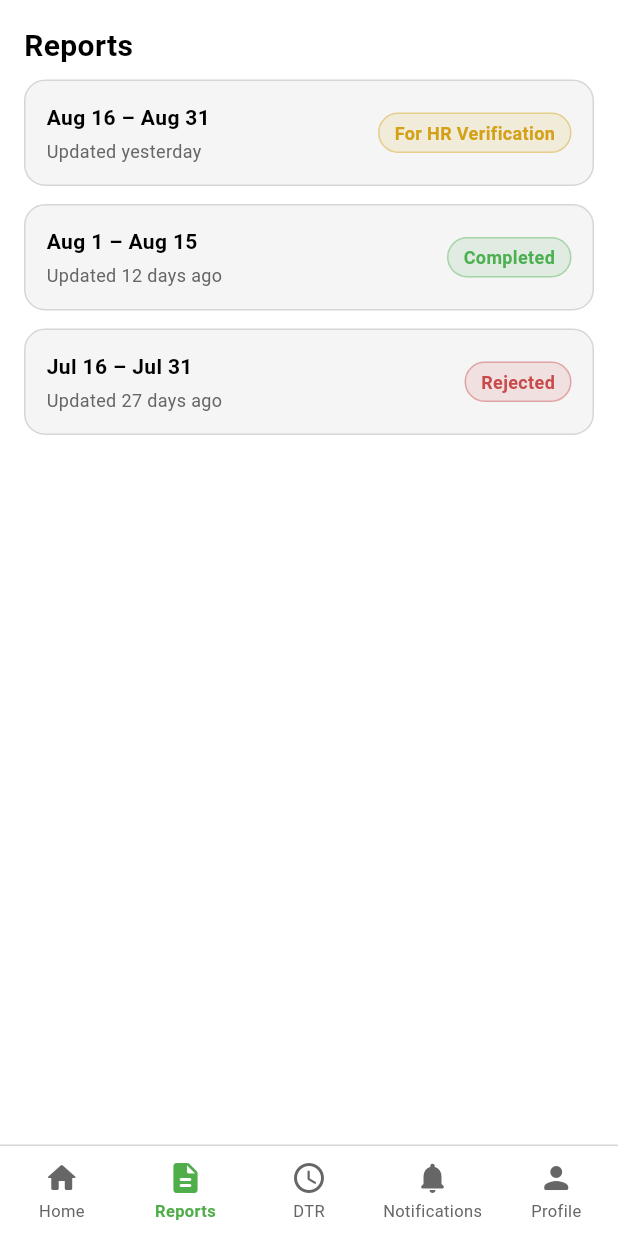
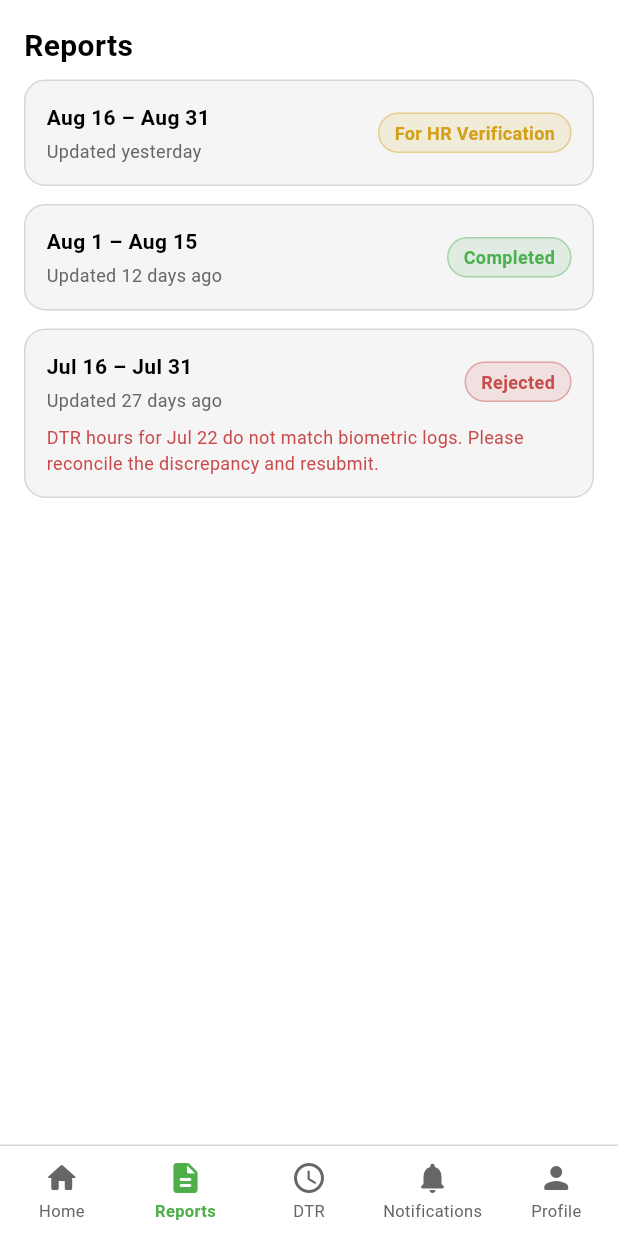
Before and after one commit to JohnIvn/aris-mobile, a Flutter app: the RootShell screen opened directly, after a tap on "View all reports", on a phone screen of 412 x 824 dp. Run offline on Flutter 3.47's test engine with Material 3 defaults, Android fonts, the phone set to English and light mode, and no system bars; accounts and stored records are empty; project files that could hold a hidden picture were left out.

Commit message:
changes/added: - Added reports details page

```diff
--- a/lib/models/report_item.dart
+++ b/lib/models/report_item.dart
@@ -1,15 +1,43 @@
 import 'status.dart';
 
+/// A single AR/DTR submission for one payroll period — the list
+/// screen shows the summary fields, the detail screen shows all of it.
 class ReportItem {
   final String id;
   final String periodLabel;
   final PipelineStage stage;
   final DateTime updatedAt;
 
+  /// Reason given when [stage] is [PipelineStage.rejected]. Rejections
+  /// always carry remarks — null in every other stage.
+  final String? rejectionRemarks;
+
+  final String professorName;
+  final String professorId;
+  final String department;
+  final String position;
+  final DateTime shiftDate;
+  final String reportNarrative;
+
+  /// Total Tally of DTR time for the period, in hours.
+  final double dtrTotalHours;
+
+  /// Total Tally of the ARs (accomplishments/tasks logged) for the period.
+  final int arTaskTally;
+
   const ReportItem({
     required this.id,
     required this.periodLabel,
     required this.stage,
     required this.updatedAt,
+    this.rejectionRemarks,
+    required this.professorName,
+    required this.professorId,
+    required this.department,
+    required this.position,
+    required this.shiftDate,
+    required this.reportNarrative,
+    required this.dtrTotalHours,
+    required this.arTaskTally,
   });
 }
--- a/lib/screens/reports_screen.dart
+++ b/lib/screens/reports_screen.dart
@@ -1,10 +1,11 @@
-import 'package:aris_mobile/models/status.dart';
 import 'package:flutter/material.dart';
 
+import '../models/status.dart';
 import '../services/mock_data_service.dart';
 import '../theme/theme_scope.dart';
 import '../widgets/section_card.dart';
 import '../widgets/status_badge.dart';
+import 'report_detail_screen.dart';
 
 class ReportsScreen extends StatelessWidget {
   final String? focusedReportId;
@@ -43,7 +44,14 @@ class ReportsScreen extends StatelessWidget {
               itemBuilder: (context, i) {
                 final report = reports[i];
                 final isFocused = report.id == focusedReportId;
-                return SectionCard(
+                return InkWell(
+                  borderRadius: BorderRadius.circular(14),
+                  onTap: () => Navigator.of(context).push(
+                    MaterialPageRoute(
+                      builder: (_) => ReportDetailScreen(report: report),
+                    ),
+                  ),
+                  child: SectionCard(
                     padding: const EdgeInsets.all(14),
                     child: Container(
                       decoration: isFocused
@@ -58,7 +66,10 @@ class ReportsScreen extends StatelessWidget {
                       padding: isFocused
                           ? const EdgeInsets.all(8)
                           : EdgeInsets.zero,
-                    child: Row(
+                      child: Column(
+                        crossAxisAlignment: CrossAxisAlignment.start,
+                        children: [
+                          Row(
                             mainAxisAlignment: MainAxisAlignment.spaceBetween,
                             children: [
                               Column(
@@ -87,6 +98,22 @@ class ReportsScreen extends StatelessWidget {
                               ),
                             ],
                           ),
+                          if (report.stage == PipelineStage.rejected &&
+                              report.rejectionRemarks != null) ...[
+                            const SizedBox(height: 8),
+                            Text(
+                              report.rejectionRemarks!,
+                              maxLines: 2,
+                              overflow: TextOverflow.ellipsis,
+                              style: TextStyle(
+                                color: colors.error,
+                                fontSize: 12,
+                              ),
+                            ),
+                          ],
+                        ],
+                      ),
+                    ),
                   ),
                 );
               },
--- a/lib/services/mock_data_service.dart
+++ b/lib/services/mock_data_service.dart
@@ -18,20 +18,61 @@ class MockDataService {
         periodLabel: 'Aug 16 – Aug 31',
         stage: PipelineStage.hr,
         updatedAt: DateTime(2026, 8, 27),
+        professorName: 'Matthew D. Santos',
+        professorId: 'PROF-00214',
+        department: 'College of Computer Studies',
+        position: 'Part-time Instructor',
+        shiftDate: DateTime(2026, 8, 27),
+        reportNarrative:
+            'Conducted lecture and lab sessions for IT elective courses, '
+            'consulted with 3 thesis groups, and finalized midterm exam '
+            'materials for submission to the department.',
+        dtrTotalHours: 62.5,
+        arTaskTally: 9,
       ),
       ReportItem(
         id: 'ar-2026-08a',
         periodLabel: 'Aug 1 – Aug 15',
         stage: PipelineStage.completed,
         updatedAt: DateTime(2026, 8, 16),
+        professorName: 'Matthew D. Santos',
+        professorId: 'PROF-00214',
+        department: 'College of Computer Studies',
+        position: 'Part-time Instructor',
+        shiftDate: DateTime(2026, 8, 15),
+        reportNarrative:
+            'Delivered scheduled lectures, proctored the first long exam, '
+            'and submitted grade sheets for the previous grading period.',
+        dtrTotalHours: 64.0,
+        arTaskTally: 11,
       ),
       ReportItem(
         id: 'ar-2026-07b',
         periodLabel: 'Jul 16 – Jul 31',
         stage: PipelineStage.rejected,
         updatedAt: DateTime(2026, 8, 1),
+        rejectionRemarks:
+            'DTR hours for Jul 22 do not match biometric logs. Please '
+            'reconcile the discrepancy and resubmit.',
+        professorName: 'Matthew D. Santos',
+        professorId: 'PROF-00214',
+        department: 'College of Computer Studies',
+        position: 'Part-time Instructor',
+        shiftDate: DateTime(2026, 7, 31),
+        reportNarrative:
+            'Held regular class sessions and consultation hours; assisted '
+            'in department accreditation document preparation.',
+        dtrTotalHours: 58.0,
+        arTaskTally: 7,
       ),
     ];
+  }
+
+  ReportItem? getReportById(String id) {
+    for (final report in getReports()) {
+      if (report.id == id) return report;
+    }
+    return null;
   }
 
   List<DtrEntry> getDtrEntries() {
```
Also changed, not shown: lib/screens/report_detail_screen.dart (added, +208 -0 lines). Lines whose indentation alone changed are shown as unchanged.
